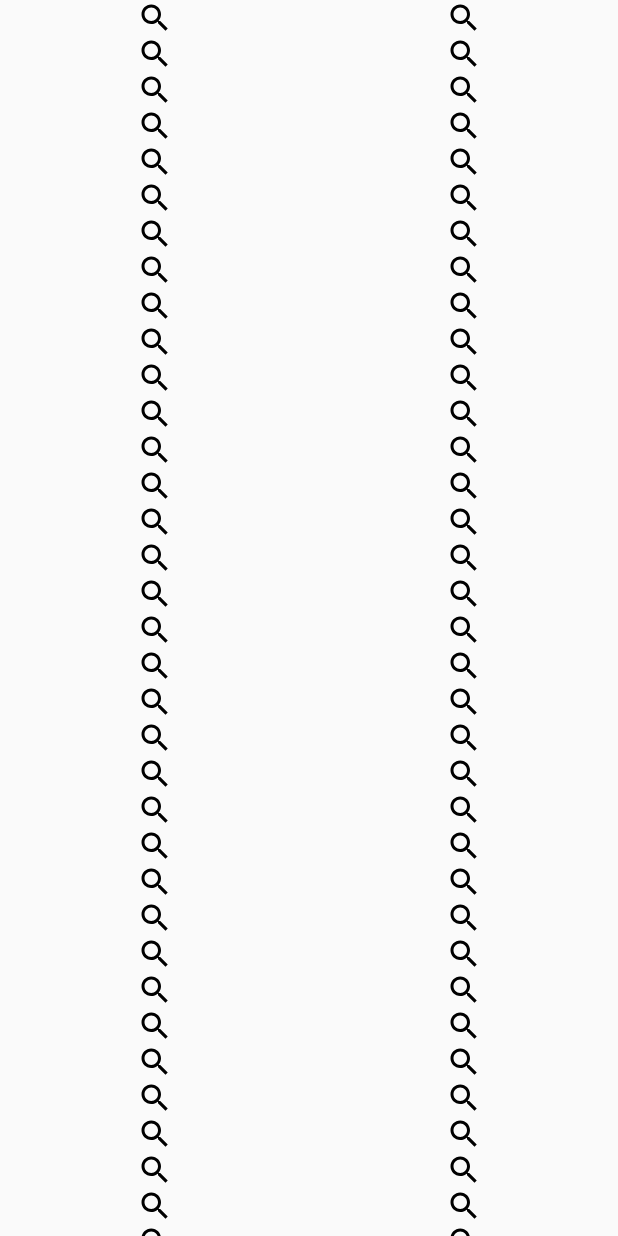
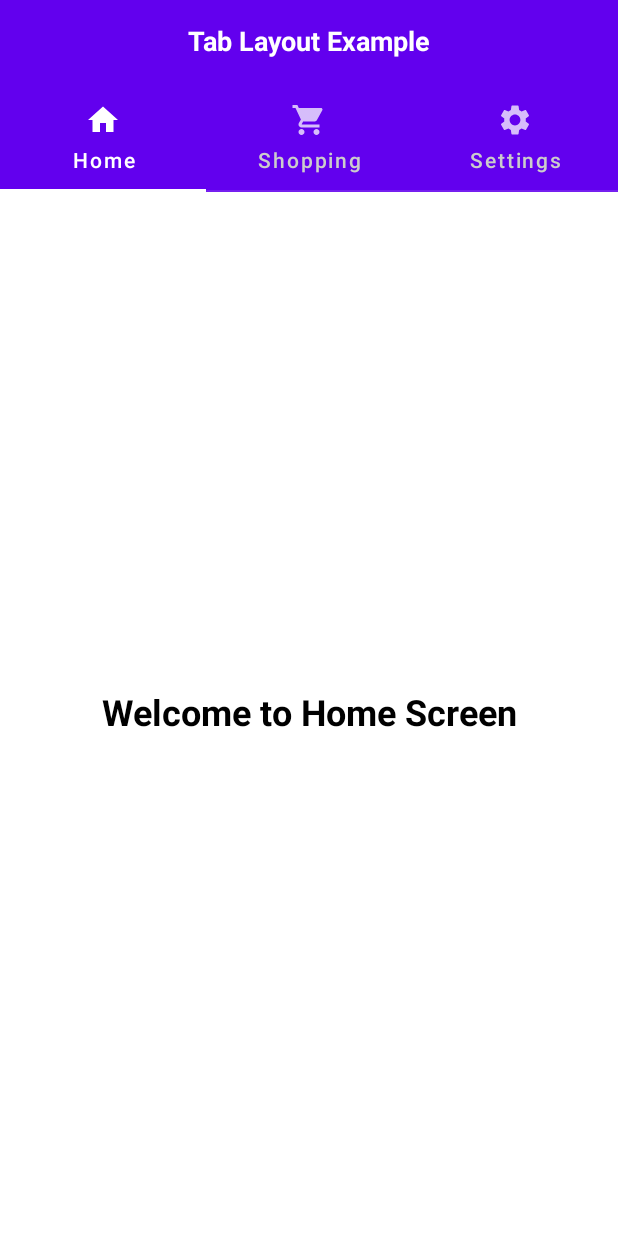
Before and after one commit to docfr10/LessonWorkManager-Tabs-GridLayout-CalendarProvider, an Android app built with Jetpack Compose: the screen it shows after launch (MainActivity), on a phone screen of 412 x 824 dp. Run offline under Robolectric (Android 15) with nearby library versions, the phone set to English and light mode, and no system bars; our stand-ins replace accompanist.

Commit message:
Added a tabs

```diff
--- a/app/build.gradle
+++ b/app/build.gradle
@@ -63,4 +63,7 @@ dependencies {
     androidTestImplementation 'androidx.compose.ui:ui-test-junit4'
     debugImplementation 'androidx.compose.ui:ui-tooling'
     debugImplementation 'androidx.compose.ui:ui-test-manifest'
+
+    implementation "com.google.accompanist:accompanist-pager:0.13.0"
+    implementation "com.google.accompanist:accompanist-pager-indicators:0.13.0"
 }
--- a/app/src/main/java/com/example/lesson_workmanager_tabs_gridlayout_calendarprovider/MainActivity.kt
+++ b/app/src/main/java/com/example/lesson_workmanager_tabs_gridlayout_calendarprovider/MainActivity.kt
@@ -11,6 +11,7 @@ class MainActivity : ComponentActivity() {
         setContent {
             LessonWorkManagerTabsGridLayoutCalendarProviderTheme {
                 GridLayout()
+                TabLayout()
             }
         }
     }
--- /dev/null
+++ b/app/src/main/java/com/example/lesson_workmanager_tabs_gridlayout_calendarprovider/TabLayout.kt
@@ -0,0 +1,222 @@
+package com.example.lesson_workmanager_tabs_gridlayout_calendarprovider
+
+import androidx.compose.foundation.background
+import androidx.compose.foundation.layout.Arrangement
+import androidx.compose.foundation.layout.Column
+import androidx.compose.foundation.layout.fillMaxSize
+import androidx.compose.foundation.layout.padding
+import androidx.compose.material.Icon
+import androidx.compose.material.MaterialTheme
+import androidx.compose.material.Tab
+import androidx.compose.material.TabRow
+import androidx.compose.material.TabRowDefaults
+import androidx.compose.material.Text
+import androidx.compose.material.TopAppBar
+import androidx.compose.material.icons.Icons
+import androidx.compose.material.icons.filled.Home
+import androidx.compose.material.icons.filled.Settings
+import androidx.compose.material.icons.filled.ShoppingCart
+import androidx.compose.runtime.Composable
+import androidx.compose.runtime.rememberCoroutineScope
+import androidx.compose.ui.Alignment
+import androidx.compose.ui.Modifier
+import androidx.compose.ui.graphics.Color
+import androidx.compose.ui.text.TextStyle
+import androidx.compose.ui.text.font.FontWeight
+import androidx.compose.ui.text.style.TextAlign
+import androidx.compose.ui.unit.Dp
+import androidx.compose.ui.unit.ExperimentalUnitApi
+import androidx.compose.ui.unit.TextUnit
+import androidx.compose.ui.unit.TextUnitType
+import androidx.compose.ui.unit.dp
+import com.google.accompanist.pager.ExperimentalPagerApi
+import com.google.accompanist.pager.HorizontalPager
+import com.google.accompanist.pager.PagerState
+import com.google.accompanist.pager.pagerTabIndicatorOffset
+import com.google.accompanist.pager.rememberPagerState
+import kotlinx.coroutines.launch
+
+@OptIn(ExperimentalPagerApi::class, ExperimentalUnitApi::class)
+@Composable
+fun TabLayout() {
+    // on below line we are creating variable for pager state.
+    val pagerState = rememberPagerState(pageCount = 3)
+
+    // on below line we are creating a column for our widgets.
+    Column(
+        // for column we are specifying modifier on below line.
+        modifier = Modifier.background(Color.White)
+    ) {
+        // on the below line we are specifying the top app bar
+        // and specifying background color for it.
+        TopAppBar {
+            // on below line we are specifying a column
+            // for our text view to display a text
+            // in our top app bar.
+            Column(
+                modifier = Modifier.fillMaxSize(),
+                // on below line we are providing alignment for our
+                // column to center of our top app bar.
+                horizontalAlignment = Alignment.CenterHorizontally,
+                verticalArrangement = Arrangement.Center
+            ) {
+                // on below line we are specifying a text and
+                // specifying a text as "Tab Layout Example"
+                Text(
+                    text = "Tab Layout Example",
+                    style = TextStyle(color = Color.White),
+                    fontWeight = FontWeight.Bold,
+                    fontSize = TextUnit(
+                        18F,
+                        TextUnitType.Sp
+                    ),
+                    // on below line we are specifying a modifier
+                    // to our text and adding passing from all sides.
+                    modifier = Modifier.padding(all = Dp(5F)),
+                    // on below line we are aligning
+                    // our text to center.
+                    textAlign = TextAlign.Center
+                )
+            }
+        }
+        // on below line we are calling tabs
+        Tabs(pagerState = pagerState)
+        // on below line we are calling tabs content
+        // for displaying our page for each tab layout
+        TabsContent(pagerState = pagerState)
+    }
+}
+
+// on below line we are
+// creating a function for tabs
+@ExperimentalPagerApi
+@Composable
+fun Tabs(pagerState: PagerState) {
+    // in this function we are creating a list
+    // in this list we are specifying data as
+    // name of the tab and the icon for it.
+    val list = listOf(
+        "Home" to Icons.Default.Home,
+        "Shopping" to Icons.Default.ShoppingCart,
+        "Settings" to Icons.Default.Settings
+    )
+    // on below line we are creating
+    // a variable for the scope.
+    val scope = rememberCoroutineScope()
+    // on below line we are creating a
+    // individual row for our tab layout.
+    TabRow(
+        // on below line we are specifying
+        // the selected index.
+        selectedTabIndex = pagerState.currentPage,
+
+        // on below line we are
+        // specifying background color.
+        // on below line we are specifying content color.
+        contentColor = Color.White,
+
+        // on below line we are specifying
+        // the indicator for the tab
+        indicator = { tabPositions ->
+            // on below line we are specifying the styling
+            // for tab indicator by specifying height
+            // and color for the tab indicator.
+            TabRowDefaults.Indicator(
+                Modifier.pagerTabIndicatorOffset(pagerState, tabPositions),
+                height = 2.dp,
+                color = Color.White
+            )
+        }
+    ) {
+        // on below line we are specifying icon
+        // and text for the individual tab item
+        list.forEachIndexed { index, _ ->
+            // on below line we are creating a tab.
+            Tab(
+                // on below line we are specifying icon
+                // for each tab item and we are calling
+                // image from the list which we have created.
+                icon = {
+                    Icon(imageVector = list[index].second, contentDescription = null)
+                },
+                // on below line we are specifying the text for
+                // the each tab item and we are calling data
+                // from the list which we have created.
+                text = {
+                    Text(
+                        list[index].first,
+                        // on below line we are specifying the text color
+                        // for the text in that tab
+                        color = if (pagerState.currentPage == index) Color.White else Color.LightGray
+                    )
+                },
+                // on below line we are specifying
+                // the tab which is selected.
+                selected = pagerState.currentPage == index,
+                // on below line we are specifying the
+                // on click for the tab which is selected.
+                onClick = {
+                    // on below line we are specifying the scope.
+                    scope.launch {
+                        pagerState.animateScrollToPage(index)
+                    }
+                }
+            )
+        }
+    }
+}
+
+// on below line we are creating a tab content method
+// in which we will be displaying the individual page of our tab .
+@ExperimentalPagerApi
+@Composable
+fun TabsContent(pagerState: PagerState) {
+    // on below line we are creating
+    // horizontal pager for our tab layout.
+    HorizontalPager(state = pagerState) {
+        // on below line we are specifying
+        // the different pages.
+            page ->
+        when (page) {
+            // on below line we are calling tab content screen
+            // and specifying data as Home Screen.
+            0 -> TabContentScreen(data = "Welcome to Home Screen")
+            // on below line we are calling tab content screen
+            // and specifying data as Shopping Screen.
+            1 -> TabContentScreen(data = "Welcome to Shopping Screen")
+            // on below line we are calling tab content screen
+            // and specifying data as Settings Screen.
+            2 -> TabContentScreen(data = "Welcome to Settings Screen")
+        }
+    }
+}
+
+// on below line we are creating a Tab Content
+// Screen for displaying a simple text message.
+@Composable
+fun TabContentScreen(data: String) {
+    // on below line we are creating a column
+    Column(
+        // in this column we are specifying modifier
+        // and aligning it center of the screen on below lines.
+        modifier = Modifier.fillMaxSize(),
+        horizontalAlignment = Alignment.CenterHorizontally,
+        verticalArrangement = Arrangement.Center
+    ) {
+        // in this column we are specifying the text
+        Text(
+            // on below line we are specifying the text message
+            text = data,
+
+            // on below line we are specifying the text style.
+            style = MaterialTheme.typography.h5,
+
+            // on below line we are specifying the text color
+            // on below line we are specifying the font weight
+            fontWeight = FontWeight.Bold,
+
+            //on below line we are specifying the text alignment.
+            textAlign = TextAlign.Center
+        )
+    }
+}
```
